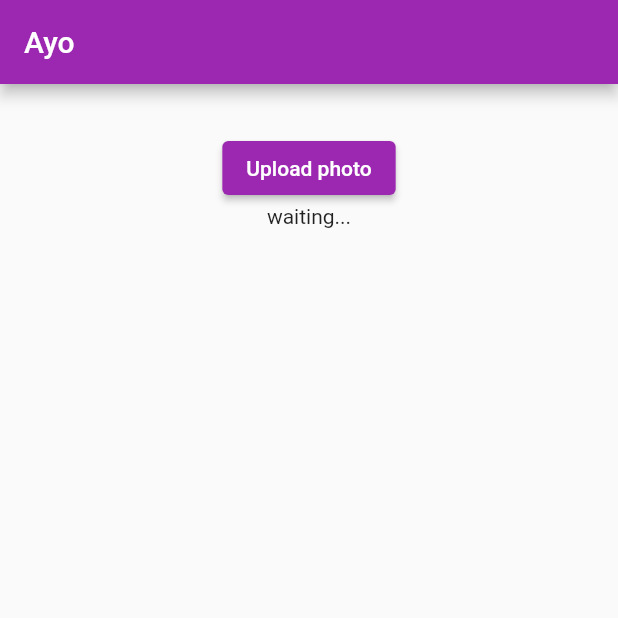
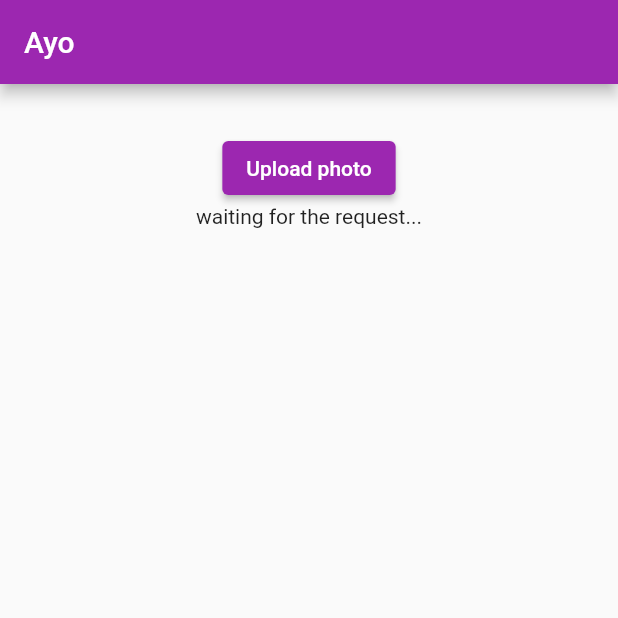
Before and after one commit to S-quark1/mab_project, a Flutter app: the screen it shows after launch, on a phone screen of 412 x 824 dp, the top half of it. Run offline on Flutter 3.47's test engine with Material 2 defaults, Android fonts, the phone set to English and light mode, and no system bars; our stand-ins replace dio, firebase_core, firebase_storage, image_picker; accounts and stored records are empty.

Commit message:
back-end final touches

```diff
--- a/lib/models/search.dart
+++ b/lib/models/search.dart
@@ -10,56 +10,56 @@ String getMovieToJson(GetMovie data) => json.encode(data.toJson());
 
 class GetMovie {
   GetMovie({
-    required this.searchMetadata,
-    required this.searchParameters,
-    required this.searchInformation,
+    // required this.searchMetadata,
+    // required this.searchParameters,
+    // required this.searchInformation,
     // required this.imageSizes,
-    required this.inlineImages,
+    // required this.inlineImages,
     // required this.inlineImagesLink,
     // required this.inlineImagesSerpapiLink,
-    required this.imageResults,
+    this.imageResults,
   });
 
-  SearchMetadata searchMetadata;
-  SearchParameters searchParameters;
-  SearchInformation searchInformation;
+  // SearchMetadata searchMetadata;
+  // SearchParameters searchParameters;
+  // SearchInformation searchInformation;
   // List<ImageSize> imageSizes;
-  List<InlineImage> inlineImages;
+  // List<InlineImage> inlineImages;
   // String inlineImagesLink;
   // String inlineImagesSerpapiLink;
-  List<ImageResult> imageResults;
+  List<ImageResult>? imageResults;
 
   factory GetMovie.fromJson(Map<String, dynamic> json) => GetMovie(
-    searchMetadata: SearchMetadata.fromJson(json["search_metadata"]),
-    searchParameters: SearchParameters.fromJson(json["search_parameters"]),
-    searchInformation: SearchInformation.fromJson(json["search_information"]),
+    // searchMetadata: SearchMetadata.fromJson(json["search_metadata"]),
+    // searchParameters: SearchParameters.fromJson(json["search_parameters"]),
+    // searchInformation: SearchInformation.fromJson(json["search_information"]),
     // imageSizes: List<ImageSize>.from(json["image_sizes"].map((x) => ImageSize.fromJson(x))),
-    inlineImages: List<InlineImage>.from(json["inline_images"].map((x) => InlineImage.fromJson(x))),
+    // inlineImages: List<InlineImage>.from(json["inline_images"].map((x) => InlineImage.fromJson(x))),
     // inlineImagesLink: json["inline_images_link"],
     // inlineImagesSerpapiLink: json["inline_images_serpapi_link"],
     imageResults: List<ImageResult>.from(json["image_results"].map((x) => ImageResult.fromJson(x))),
   );
 
   Map<String, dynamic> toJson() => {
-    "search_metadata": searchMetadata.toJson(),
-    "search_parameters": searchParameters.toJson(),
-    "search_information": searchInformation.toJson(),
+    // "search_metadata": searchMetadata.toJson(),
+    // "search_parameters": searchParameters.toJson(),
+    // "search_information": searchInformation.toJson(),
     // "image_sizes": List<dynamic>.from(imageSizes.map((x) => x.toJson())),
-    "inline_images": List<dynamic>.from(inlineImages.map((x) => x.toJson())),
+    // "inline_images": List<dynamic>.from(inlineImages.map((x) => x.toJson())),
     // "inline_images_link": inlineImagesLink,
     // "inline_images_serpapi_link": inlineImagesSerpapiLink,
-    "image_results": List<dynamic>.from(imageResults.map((x) => x.toJson())),
+    "image_results": List<dynamic>.from(imageResults!.map((x) => x.toJson())),
   };
 }
 
 class ImageResult {
   ImageResult({
-    required this.position,
-    required this.title,
-    required this.link,
-    required this.displayedLink,
-    required this.snippet,
-    required this.snippetHighlightedWords,
+    // this.position,
+    this.title,
+    this.link,
+    this.displayedLink,
+    this.snippet,
+    this.snippetHighlightedWords,
     // required this.cachedPageLink,
     this.thumbnail,
     // required this.richSnippet,
@@ -67,12 +67,12 @@ class ImageResult {
     // required this.relatedPagesLink,
   });
 
-  int position;
-  String title;
-  String link;
-  String displayedLink;
-  String snippet;
-  List<String> snippetHighlightedWords;
+  // int? position;
+  String? title;
+  String? link;
+  String? displayedLink;
+  String? snippet;
+  List<String>? snippetHighlightedWords;
   // String cachedPageLink;
   String? thumbnail;
   // RichSnippet richSnippet;
@@ -80,12 +80,12 @@ class ImageResult {
   // String relatedPagesLink;
 
   factory ImageResult.fromJson(Map<String, dynamic> json) => ImageResult(
-    position: json["position"],
+    // position: json["position"],
     title: json["title"],
     link: json["link"],
     displayedLink: json["displayed_link"],
     snippet: json["snippet"],
-    snippetHighlightedWords: List<String>.from(json["snippet_highlighted_words"].map((x) => x)),
+    snippetHighlightedWords: json["snippet_highlighted_words"] != null ? List<String>.from(json["snippet_highlighted_words"].map((x) => x)): null,
     // cachedPageLink: json["cached_page_link"],
     thumbnail: json["thumbnail"] == null ? null : json["thumbnail"],
     // richSnippet: json["rich_snippet"] == null ? null : (json["rich_snippet"]),
@@ -94,12 +94,12 @@ class ImageResult {
   );
 
   Map<String, dynamic> toJson() => {
-    "position": position,
+    // "position": position,
     "title": title,
     "link": link,
     "displayed_link": displayedLink,
     "snippet": snippet,
-    "snippet_highlighted_words": List<dynamic>.from(snippetHighlightedWords.map((x) => x)),
+    "snippet_highlighted_words": List<dynamic>.from(snippetHighlightedWords!.map((x) => x)),
     // "cached_page_link": cachedPageLink,
     "thumbnail": thumbnail == null ? null : thumbnail,
     // "rich_snippet": richSnippet == null ? null : richSnippet.toJson(),
--- a/lib/services/Imgbb_image_storage.dart
+++ b/lib/services/Imgbb_image_storage.dart
@@ -19,7 +19,7 @@ class Imgbb {
     var m = base64.encode(Uint8List.view(buffer));
 
     FormData formData = FormData.fromMap(
-        {"key": 'eda9abc46fc3adaaa77c1da20bdaa057', "image": m});
+        {"key": 'd23615e2043fea129c10100f86bcdbe6', "image": m});
 
     Response response = await dio.post(
       "https://api.imgbb.com/1/upload",
--- a/lib/services/remote_service.dart
+++ b/lib/services/remote_service.dart
@@ -7,17 +7,13 @@ class RemoteService {
   ) async {
     var client = http.Client();
 
-    // var uri = Uri.parse('https://serpapi.com/search.json?engine=google_reverse_image&image_url=https://i.imgur.com/5bGzZi7.jpg&api_key=9842b2bfbd369a2feee9becf8824520845487e9ab6a99d8d87fccfab61b55572');
-
-    // var imageUrl = 'https://avatars.mds.yandex.net/get-ott/224348/2a0000016128aa76c17a22aa251619a76717/1344x756';
     var url = Uri.parse(
         'https://serpapi.com/search.json?engine=google_reverse_image&image_url=$imageUrl&api_key=9842b2bfbd369a2feee9becf8824520845487e9ab6a99d8d87fccfab61b55572');
-    print(url);
+    // print(url);
     var response = await client.get(url);
 
     if (response.statusCode == 200) {
       var json = response.body;
-      // print(json);
       return getMovieFromJson(json);
     }
     return null;
--- a/lib/services/image_storage_service.dart
+++ b/lib/trash/image_storage_service.dart
@@ -16,10 +16,6 @@ class ImageStorage {
       await storage.ref('films/$fileName').putFile(file);
       String url =
           (await storage.ref('films/$fileName').getDownloadURL()).toString();
-      // print('********************************');
-      // print(filePath);
-      // print(fileName);
-      // print(url);
       return url;
     } on firebase_core.FirebaseException catch (e) {
       print(e);
--- a/lib/views/imgbb_search_page.dart
+++ b/lib/trash/imgbb_search_page.dart
@@ -120,13 +120,13 @@ class _ImgbbSearchState extends State<ImgbbSearch> {
                         const TextSpan(text: 'name of the movie: '),
                         TextSpan(
                             text: movieObject
-                                ?.imageResults[0].snippetHighlightedWords[0],
+                                ?.imageResults![0].snippetHighlightedWords![0] ?? "sorry, couldn't find",
                             style: const TextStyle(
                                 fontStyle: FontStyle.italic,
                                 color: Color.fromARGB(255, 113, 23, 219))),
                         const TextSpan(text: '\ndescription: '),
                         TextSpan(
-                            text: movieObject?.imageResults[0].snippet,
+                            text: movieObject?.imageResults![0].snippet ?? "sorry, couldn't find",
                             style: const TextStyle(
                                 fontStyle: FontStyle.italic,
                                 color: Color.fromARGB(255, 113, 23, 219))),
--- a/lib/views/search_page.dart
+++ b/lib/views/search_page.dart
@@ -1,11 +1,9 @@
 // import 'dart:html';
 import 'dart:io';
 
-import 'package:file_picker/file_picker.dart';
 import 'package:flutter/material.dart';
 import 'package:get_movie/models/search.dart';
 import 'package:get_movie/services/Imgbb_image_storage.dart';
-import 'package:get_movie/services/image_storage_service.dart';
 import 'package:get_movie/services/remote_service.dart';
 import 'package:image_picker/image_picker.dart';
 
@@ -19,6 +17,7 @@ class SearchPage extends StatefulWidget {
 class _SearchPageState extends State<SearchPage> {
   GetMovie? movieObject;
   var isLoaded = false;
+  var idle = true; // тут я хотела красиво сделать но что-то пошло не так
   File? _image;
   final picker = ImagePicker();
 
@@ -28,6 +27,7 @@ class _SearchPageState extends State<SearchPage> {
     super.initState();
   }
 
+  //picks the image
   Future getImage() async {
     final pickedFile = await picker.pickImage(source: ImageSource.gallery);
 
@@ -42,6 +42,7 @@ class _SearchPageState extends State<SearchPage> {
     });
   }
 
+  // gets the data
   _getData(
     var imageUrl,
   ) async {
@@ -59,7 +60,6 @@ class _SearchPageState extends State<SearchPage> {
 
   @override
   Widget build(BuildContext context) {
-    // final ImageStorage storage = ImageStorage();
     final Imgbb imgbb = Imgbb();
     return Scaffold(
       appBar: AppBar(
@@ -77,20 +77,17 @@ class _SearchPageState extends State<SearchPage> {
                 ElevatedButton(
                   child: const Text('Upload photo'),
                   onPressed: () async {
+                    isLoaded = false;
                     await getImage();
                     imgbb
                         .uploadImageFile(_image!)
                         .then((value) => _getData(value));
-                    // storage.uploadFile(_path, _filename).then((value) {
-                    //   // print(value);
-                    //   _getData(value);
-                    // });
                   },
                 ),
                 Visibility(
                   visible: isLoaded,
                   child: Padding(
-                    padding: EdgeInsets.all(8.0),
+                    padding: const EdgeInsets.all(8.0),
                     child: RichText(
                       textDirection: TextDirection.ltr,
                       // textAlign: Alignment.center,
@@ -104,19 +101,19 @@ class _SearchPageState extends State<SearchPage> {
                           const TextSpan(text: 'name of the movie: '),
                           TextSpan(
                               text: movieObject
-                                  ?.imageResults[0].snippetHighlightedWords[0],
+                                  ?.imageResults![0].snippetHighlightedWords![0] ?? "sorry, couldn't find",
                               style: const TextStyle(
                                   fontStyle: FontStyle.italic,
                                   color: Color.fromARGB(255, 113, 23, 219))),
                           const TextSpan(text: '\ndescription: '),
                           TextSpan(
-                              text: movieObject?.imageResults[0].snippet,
+                              text: movieObject?.imageResults![0].snippet ?? "sorry, couldn't find",
                               style: const TextStyle(
                                   fontStyle: FontStyle.italic,
                                   color: Color.fromARGB(255, 113, 23, 219))),
                           const TextSpan(text: '\nmore on: '),
                           TextSpan(
-                              text: movieObject?.imageResults[0].link,
+                              text: movieObject?.imageResults![0].link ?? "sorry, couldn't find",
                               style: const TextStyle(
                                   fontStyle: FontStyle.italic,
                                   color: Color.fromARGB(255, 113, 23, 219))),
@@ -124,7 +121,7 @@ class _SearchPageState extends State<SearchPage> {
                       ),
                     ),
                   ),
-                  replacement: const Center(child: Text('waiting...')),
+                  replacement: const Center(child: Text('waiting for the request...')),
                 ),
               ],
             ),
```
Also changed, not shown: lib/main.dart (+0 -57 lines), 1 other file.
